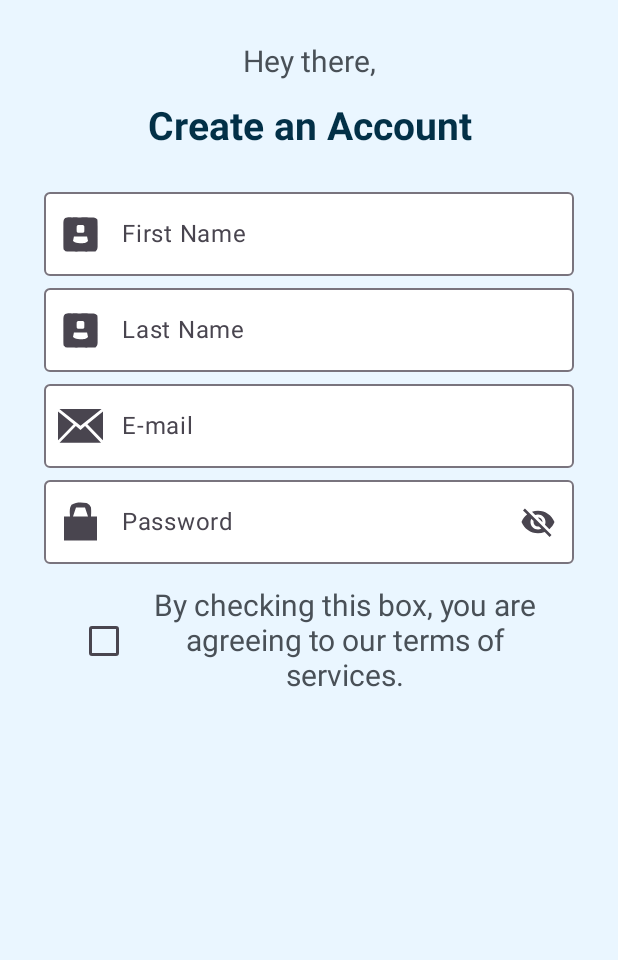
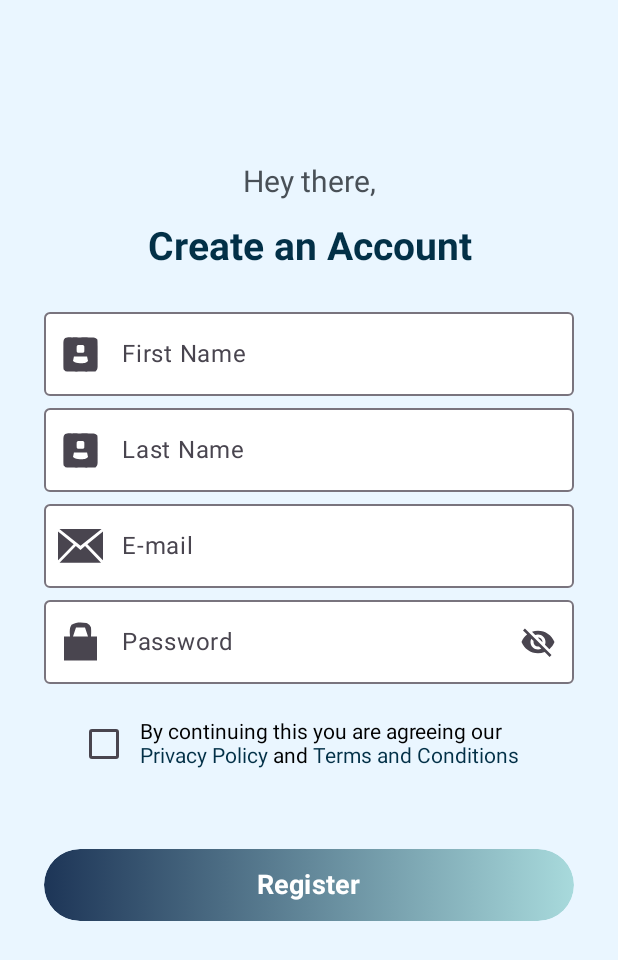
Before and after one commit to Harshi-63/Safe-Heaven, an Android app built with Jetpack Compose: the screen it shows after launch (MainActivity), on a phone screen of 412 x 824 dp. Shown: the top 960 px of the screen. Run offline under Robolectric (Android 15) with nearby library versions, the phone set to English and light mode, and no system bars; libraries missing offline, so code that uses them is left out: com.google.firebase.annotations.

Commit message:
Merge remote-tracking branch 'origin/main'  Home Screen # Conflicts: #	app/src/main/java/com/example/safe_heaven/screens/SignupScreen.kt #	app/src/main/res/values/themes.xml

```diff
--- a/app/src/main/java/com/example/safe_heaven/components/AppComponents.kt
+++ b/app/src/main/java/com/example/safe_heaven/components/AppComponents.kt
@@ -1,16 +1,22 @@
 package com.example.safe_heaven.components
 
 
+import android.util.Log
 import androidx.compose.foundation.background
+import androidx.compose.foundation.layout.Box
+import androidx.compose.foundation.layout.PaddingValues
 import androidx.compose.foundation.layout.Row
 import androidx.compose.foundation.layout.fillMaxWidth
 import androidx.compose.foundation.layout.heightIn
 import androidx.compose.foundation.layout.padding
 import androidx.compose.foundation.shape.RoundedCornerShape
+import androidx.compose.foundation.text.ClickableText
 import androidx.compose.foundation.text.KeyboardOptions
 import androidx.compose.material.icons.Icons
 import androidx.compose.material.icons.filled.Visibility
 import androidx.compose.material.icons.filled.VisibilityOff
+import androidx.compose.material3.Button
+import androidx.compose.material3.ButtonDefaults
 import androidx.compose.material3.Checkbox
 import androidx.compose.material3.Icon
 import androidx.compose.material3.IconButton
@@ -22,23 +28,26 @@ import androidx.compose.runtime.mutableStateOf
 import androidx.compose.runtime.remember
 import androidx.compose.ui.Alignment
 import androidx.compose.ui.Modifier
+import androidx.compose.ui.graphics.Brush
 import androidx.compose.ui.graphics.Color
 import androidx.compose.ui.graphics.painter.Painter
-import androidx.compose.ui.layout.VerticalAlignmentLine
-import androidx.compose.ui.res.painterResource
 import androidx.compose.ui.res.stringResource
+import androidx.compose.ui.text.SpanStyle
 import androidx.compose.ui.text.TextStyle
+import androidx.compose.ui.text.buildAnnotatedString
 import androidx.compose.ui.text.font.FontStyle
 import androidx.compose.ui.text.font.FontWeight
 import androidx.compose.ui.text.input.KeyboardType
 import androidx.compose.ui.text.input.PasswordVisualTransformation
 import androidx.compose.ui.text.input.VisualTransformation
 import androidx.compose.ui.text.style.TextAlign
+import androidx.compose.ui.text.withStyle
 import androidx.compose.ui.unit.dp
 import androidx.compose.ui.unit.sp
 import com.example.safe_heaven.R
+import com.example.safe_heaven.ui.theme.DarkBtn
 import com.example.safe_heaven.ui.theme.FocusedBorder
-import com.example.safe_heaven.ui.theme.PlaceholderTxt
+import com.example.safe_heaven.ui.theme.LightBtn
 import com.example.safe_heaven.ui.theme.PrimaryTxt
 import com.example.safe_heaven.ui.theme.SecondaryTxt
 import com.example.safe_heaven.ui.theme.focusedTextBox
@@ -153,7 +162,7 @@ fun MyPwdField(labelValue: String, painterResource: Painter) {
     )
 }
 @Composable
-fun CheckboxComponent(value: String){
+fun CheckboxComponent(value: String, onTextSelected: (String) -> Unit){
     Row (
         modifier = Modifier.fillMaxWidth().heightIn(56.dp).padding(16.dp),
         verticalAlignment = Alignment.CenterVertically,
@@ -164,6 +173,62 @@ fun CheckboxComponent(value: String){
         Checkbox(checked = checkedState.value, onCheckedChange = {
             checkedState.value!= checkedState.value
         })
-        NormalTextComponent(value)
+        ClickableTextComponent(value = value, onTextSelected)
     }
 }
+
+@Composable
+fun ClickableTextComponent(value: String , onTextSelected: (String)->Unit){
+    val initialText= "By continuing this you are agreeing our "
+    val privPolicy = "Privacy Policy "
+    val and = "and"
+    val tAndCtext =" Terms and Conditions"
+    val annotatedString = buildAnnotatedString {
+        append(initialText)
+        withStyle(style = SpanStyle(color = PrimaryTxt)){
+            pushStringAnnotation(tag = privPolicy, annotation = privPolicy)
+            append(privPolicy)
+        }
+        append(and)
+        withStyle(style = SpanStyle(color = PrimaryTxt)){
+            pushStringAnnotation(tag = tAndCtext, annotation = tAndCtext)
+            append(tAndCtext)
+        }
+    }
+    ClickableText(text= annotatedString, onClick ={
+        offset->
+        annotatedString.getStringAnnotations(offset,offset)
+            .firstOrNull()?.also { span->
+                Log.d("Clickable Text Component","{$span}")
+
+                if(span.item == tAndCtext || span.item==privPolicy) {
+                    onTextSelected(span.item)
+                }
+            }
+    })
+}
+
+@Composable
+fun ButtonComponent(value: String){
+    Button(onClick = {/*todo*/},
+        modifier = Modifier.fillMaxWidth()
+            .heightIn(48.dp),
+        contentPadding = PaddingValues(),
+        colors = ButtonDefaults.buttonColors(Color.Transparent)
+    ) {
+        Box(
+            modifier = Modifier.fillMaxWidth()
+                .heightIn(48.dp)
+                .background(brush = Brush.horizontalGradient(listOf(DarkBtn, LightBtn)),
+                    shape = RoundedCornerShape(50.dp)
+                ),
+            contentAlignment = Alignment.Center
+        ){
+            Text(
+                text =value,
+                fontSize = 18.sp,
+                color = Color.White,
+                fontWeight = FontWeight.Bold)
+        }
+    }
+}
--- a/app/src/main/java/com/example/safe_heaven/screens/SignupScreen.kt
+++ b/app/src/main/java/com/example/safe_heaven/screens/SignupScreen.kt
@@ -14,11 +14,14 @@ import androidx.compose.ui.res.stringResource
 import androidx.compose.ui.tooling.preview.Preview
 import androidx.compose.ui.unit.dp
 import com.example.safe_heaven.R
+import com.example.safe_heaven.components.ButtonComponent
 import com.example.safe_heaven.components.CheckboxComponent
 import com.example.safe_heaven.components.HeadingTextComponent
 import com.example.safe_heaven.components.MyPwdField
 import com.example.safe_heaven.components.MyTextfield
 import com.example.safe_heaven.components.NormalTextComponent
+import com.example.safe_heaven.navigation.SHRouter
+import com.example.safe_heaven.navigation.Screen
 import com.example.safe_heaven.ui.theme.BackgroundBlue
 
 
@@ -35,6 +38,7 @@ fun SignupScreen(){
            .fillMaxSize()
            .background(BackgroundBlue))
        {
+           Spacer(modifier = Modifier.height(80.dp))
            NormalTextComponent(value= stringResource(id= R.string.hello))
            HeadingTextComponent(value = stringResource(id=R.string.create_account))
            Spacer(modifier = Modifier.height(20.dp))
@@ -42,7 +46,11 @@ fun SignupScreen(){
            MyTextfield(labelValue = stringResource(id = R.string.sName), painterResource = painterResource(id = R.drawable.profiile))
            MyTextfield(labelValue = stringResource(id = R.string.mail), painterResource = painterResource(id = R.drawable.mail))
            MyPwdField(labelValue = stringResource(id=R.string.pwd), painterResource = painterResource(id = R.drawable.pwd))
-           CheckboxComponent(value = stringResource(id=R.string.t_and_c))
+           CheckboxComponent(value = stringResource(id=R.string.t_and_c), onTextSelected = {
+               SHRouter.navigateTo(Screen.TandCScreen)
+           })
+           Spacer(modifier= Modifier.height(30.dp))
+           ButtonComponent(value = stringResource(id = R.string.register))
        }
     }
 }
--- a/app/src/main/res/values/strings.xml
+++ b/app/src/main/res/values/strings.xml
@@ -10,4 +10,6 @@
     <string name="show_pwd">Show Password</string>
     <string name="pwd">Password</string>
     <string name="t_and_c">By checking this box, you are agreeing to our terms of services.</string>
+    <string name="terms_of_use">Terms of Use</string>
+    <string name="register">Register</string>
 </resources>
```
